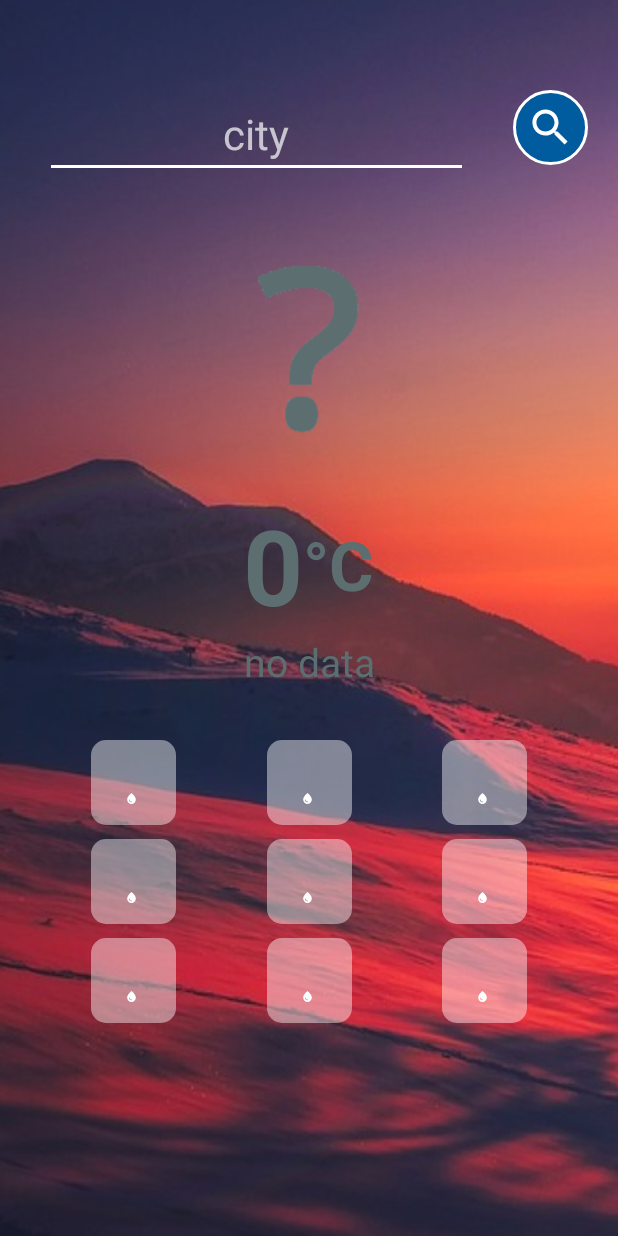
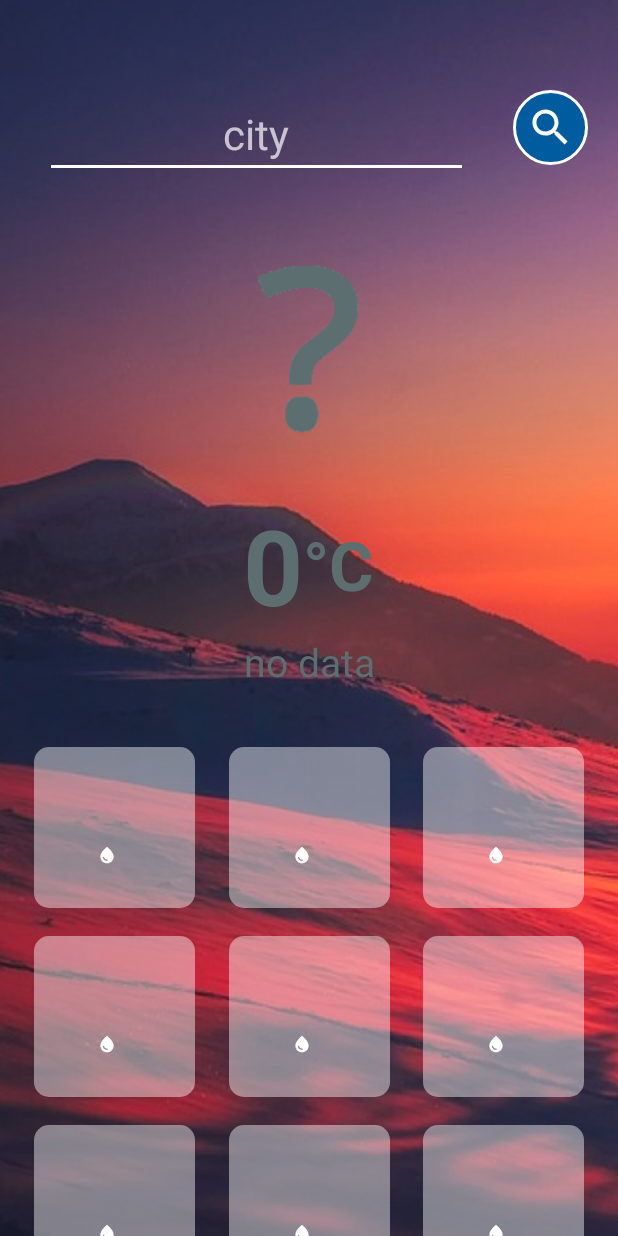
Before and after one commit to natalia-mus/SimpleWeatherApp, an Android app: the screen it shows after launch (MainActivity), on a phone screen of 412 x 824 dp. Run offline under Robolectric (Android 15) with nearby library versions, the phone set to English and light mode, and no system bars; pictures from the network do not load.

Commit message:
Dimensions

```diff
--- a/app/src/main/res/values-hdpi/dimens.xml
+++ b/app/src/main/res/values-hdpi/dimens.xml
@@ -1,11 +1,11 @@
 <resources>
-	<dimen name="parameter_tile_size">56.4dp</dimen>
-	<dimen name="parameter_tile_margin">4.8dp</dimen>
-	<dimen name="parameter_value_text_size">14.4dp</dimen>
-	<dimen name="parameter_unit_text_size">7.8dp</dimen>
-	<dimen name="parameter_name_text_size">6.6dp</dimen>
-	<dimen name="parameter_icon_size">8.4dp</dimen>
-	<dimen name="parameter_margin_top">4.8dp</dimen>
-	<dimen name="parameter_padding_start">1.8dp</dimen>
-	<dimen name="parameter_value_section_height">30dp</dimen>
+	<dimen name="parameter_tile_size">168dp</dimen>
+	<dimen name="parameter_tile_margin">15dp</dimen>
+	<dimen name="parameter_value_text_size">48sp</dimen>
+	<dimen name="parameter_unit_text_size">33dp</dimen>
+	<dimen name="parameter_name_text_size">22.5dp</dimen>
+	<dimen name="parameter_icon_size">21dp</dimen>
+	<dimen name="parameter_margin_top">33dp</dimen>
+	<dimen name="parameter_padding_start">15dp</dimen>
+	<dimen name="parameter_value_section_height">64.5dp</dimen>
 </resources>
--- /dev/null
+++ b/app/src/main/res/values-sw393dp/dimens.xml
@@ -0,0 +1,11 @@
+<resources>
+	<dimen name="parameter_name_text_size">14.3dp</dimen>
+	<dimen name="parameter_margin_top">21dp</dimen>
+	<dimen name="parameter_value_section_height">41.1dp</dimen>
+	<dimen name="parameter_tile_margin">9.6dp</dimen>
+	<dimen name="parameter_tile_size">107.1dp</dimen>
+	<dimen name="parameter_unit_text_size">21dp</dimen>
+	<dimen name="parameter_icon_size">13.4dp</dimen>
+	<dimen name="parameter_padding_start">9.6dp</dimen>
+	<dimen name="parameter_value_text_size">30.6sp</dimen>
+</resources>
--- a/app/src/main/res/values-xhdpi/dimens.xml
+++ b/app/src/main/res/values-xhdpi/dimens.xml
@@ -1,11 +1,11 @@
 <resources>
-	<dimen name="parameter_tile_size">84.6dp</dimen>
-	<dimen name="parameter_tile_margin">7.2dp</dimen>
-	<dimen name="parameter_value_text_size">21.6dp</dimen>
-	<dimen name="parameter_unit_text_size">11.7dp</dimen>
-	<dimen name="parameter_name_text_size">9.9dp</dimen>
-	<dimen name="parameter_icon_size">12.6dp</dimen>
-	<dimen name="parameter_margin_top">7.2dp</dimen>
-	<dimen name="parameter_padding_start">2.7dp</dimen>
-	<dimen name="parameter_value_section_height">45dp</dimen>
+	<dimen name="parameter_tile_size">224dp</dimen>
+	<dimen name="parameter_tile_margin">20dp</dimen>
+	<dimen name="parameter_value_text_size">64sp</dimen>
+	<dimen name="parameter_unit_text_size">44dp</dimen>
+	<dimen name="parameter_name_text_size">30dp</dimen>
+	<dimen name="parameter_icon_size">28dp</dimen>
+	<dimen name="parameter_margin_top">44dp</dimen>
+	<dimen name="parameter_padding_start">20dp</dimen>
+	<dimen name="parameter_value_section_height">86dp</dimen>
 </resources>
--- a/app/src/main/res/values-xxhdpi/dimens.xml
+++ b/app/src/main/res/values-xxhdpi/dimens.xml
@@ -1,11 +1,11 @@
 <resources>
-	<dimen name="parameter_tile_size">112.8dp</dimen>
-	<dimen name="parameter_tile_margin">9.6dp</dimen>
-	<dimen name="parameter_value_text_size">28.8dp</dimen>
-	<dimen name="parameter_unit_text_size">15.6dp</dimen>
-	<dimen name="parameter_name_text_size">13.2dp</dimen>
-	<dimen name="parameter_icon_size">16.8dp</dimen>
-	<dimen name="parameter_margin_top">9.6dp</dimen>
-	<dimen name="parameter_padding_start">3.6dp</dimen>
-	<dimen name="parameter_value_section_height">60dp</dimen>
+	<dimen name="parameter_tile_size">129.9dp</dimen>
+	<dimen name="parameter_tile_margin">11.6dp</dimen>
+	<dimen name="parameter_value_text_size">37.1sp</dimen>
+	<dimen name="parameter_unit_text_size">25.5dp</dimen>
+	<dimen name="parameter_name_text_size">17.4dp</dimen>
+	<dimen name="parameter_icon_size">16.2dp</dimen>
+	<dimen name="parameter_margin_top">25.5dp</dimen>
+	<dimen name="parameter_padding_start">11.6dp</dimen>
+	<dimen name="parameter_value_section_height">49.9dp</dimen>
 </resources>
--- a/app/src/main/res/values-xxxhdpi/dimens.xml
+++ b/app/src/main/res/values-xxxhdpi/dimens.xml
@@ -1,11 +1,11 @@
 <resources>
-	<dimen name="parameter_tile_size">141dp</dimen>
-	<dimen name="parameter_tile_margin">12dp</dimen>
-	<dimen name="parameter_value_text_size">36dp</dimen>
-	<dimen name="parameter_unit_text_size">19.5dp</dimen>
-	<dimen name="parameter_name_text_size">16.5dp</dimen>
-	<dimen name="parameter_icon_size">21dp</dimen>
-	<dimen name="parameter_margin_top">12dp</dimen>
-	<dimen name="parameter_padding_start">4.5dp</dimen>
-	<dimen name="parameter_value_section_height">75dp</dimen>
+	<dimen name="parameter_tile_size">129.9dp</dimen>
+	<dimen name="parameter_tile_margin">11.6dp</dimen>
+	<dimen name="parameter_value_text_size">37.1sp</dimen>
+	<dimen name="parameter_unit_text_size">25.5dp</dimen>
+	<dimen name="parameter_name_text_size">17.4dp</dimen>
+	<dimen name="parameter_icon_size">16.2dp</dimen>
+	<dimen name="parameter_margin_top">25.5dp</dimen>
+	<dimen name="parameter_padding_start">11.6dp</dimen>
+	<dimen name="parameter_value_section_height">49.9dp</dimen>
 </resources>
--- a/app/src/main/res/values/dimens.xml
+++ b/app/src/main/res/values/dimens.xml
@@ -1,11 +1,11 @@
 <resources>
-    <dimen name="parameter_tile_size">47dp</dimen>
-    <dimen name="parameter_tile_margin">4dp</dimen>
-    <dimen name="parameter_value_text_size">12dp</dimen>
-    <dimen name="parameter_unit_text_size">6.5dp</dimen>
-    <dimen name="parameter_name_text_size">5.5dp</dimen>
-    <dimen name="parameter_icon_size">7dp</dimen>
-    <dimen name="parameter_margin_top">4dp</dimen>
-    <dimen name="parameter_padding_start">1.5dp</dimen>
-    <dimen name="parameter_value_section_height">25dp</dimen>
+	<dimen name="parameter_tile_size">112dp</dimen>
+	<dimen name="parameter_tile_margin">10dp</dimen>
+	<dimen name="parameter_value_text_size">32sp</dimen>
+	<dimen name="parameter_unit_text_size">22dp</dimen>
+	<dimen name="parameter_name_text_size">15dp</dimen>
+	<dimen name="parameter_icon_size">14dp</dimen>
+	<dimen name="parameter_margin_top">22dp</dimen>
+	<dimen name="parameter_padding_start">10dp</dimen>
+	<dimen name="parameter_value_section_height">43dp</dimen>
 </resources>
```
